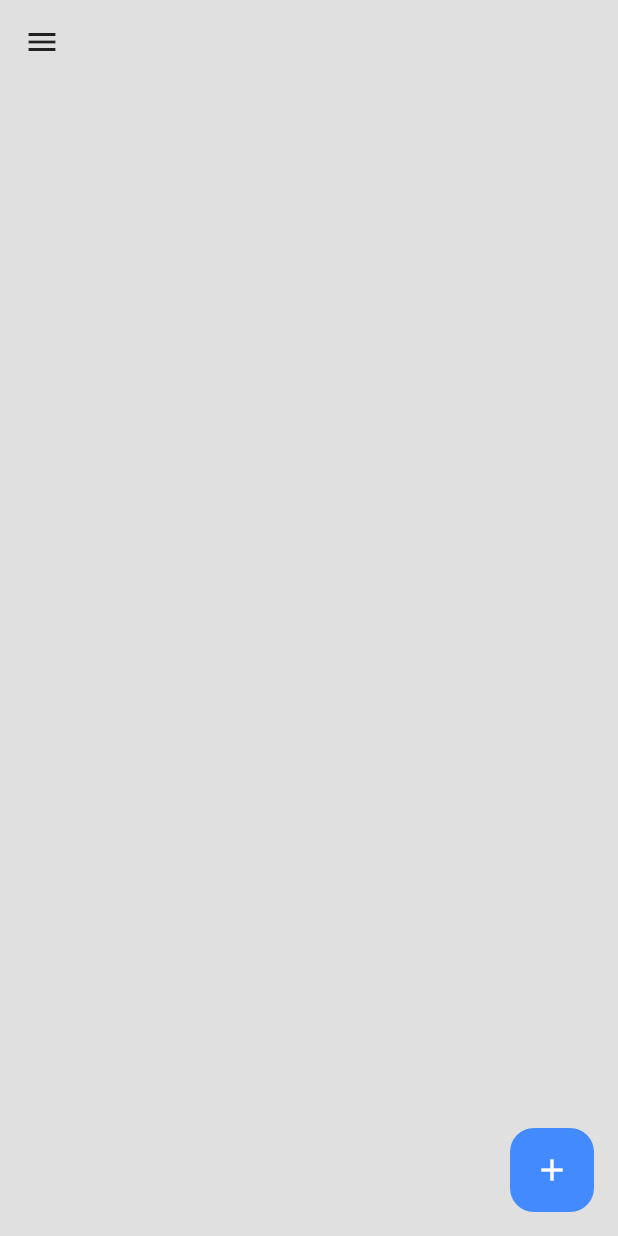
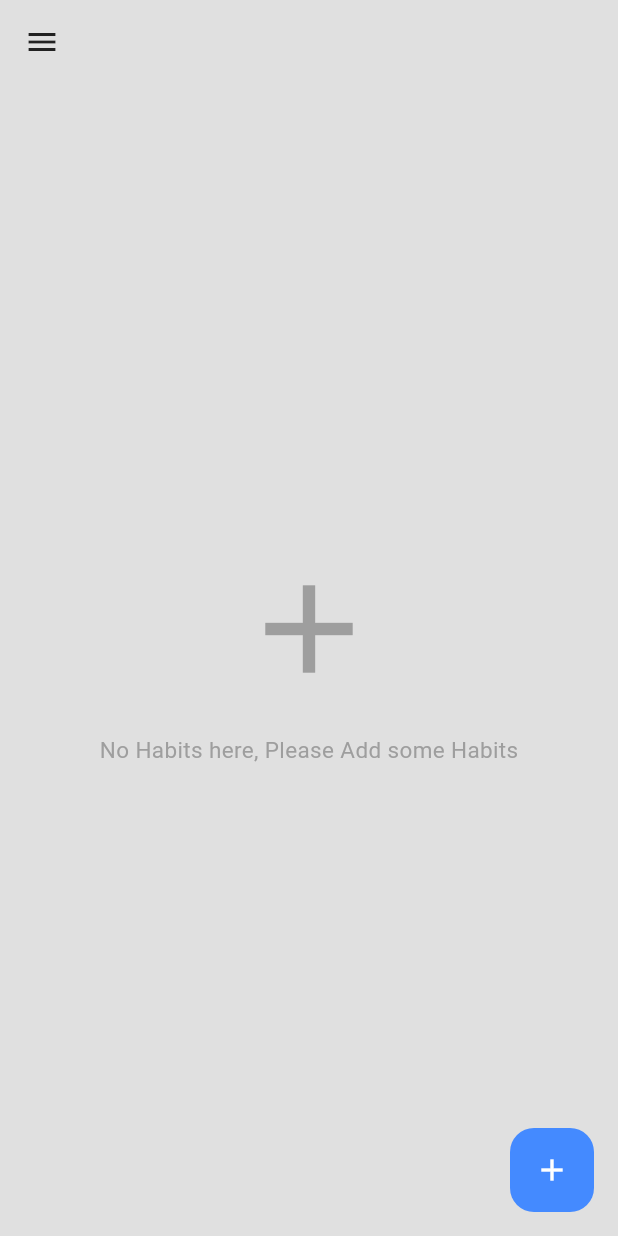
Before and after one commit to 0xAhmd/habit_tracker, a Flutter app: the screen it shows after launch, on a phone screen of 412 x 824 dp. Run offline on Flutter 3.47's test engine with Material 3 defaults, Android fonts, the phone set to English and light mode, and no system bars; our stand-ins replace flutter_heatmap_calendar, flutter_slidable, isar; accounts and stored records are empty; generated files the repository leaves out were written again.

Commit message:
add a message to provide some habits

```diff
--- a/lib/main.dart
+++ b/lib/main.dart
@@ -1,4 +1,3 @@
-import 'package:device_preview/device_preview.dart';
 import 'package:flutter/material.dart';
 import 'package:habits/db/habit_database.dart';
 import 'package:habits/pages/home_page.dart';
--- a/lib/pages/home_page.dart
+++ b/lib/pages/home_page.dart
@@ -1,4 +1,3 @@
-
 import 'package:flutter/material.dart';
 import 'package:habits/components/my_drawer.dart';
 import 'package:habits/components/my_habit_tile.dart';
@@ -12,7 +11,6 @@ class HomePage extends StatefulWidget {
   const HomePage({super.key});
 
   @override
-  // ignore: library_private_types_in_public_api
   _HomePageState createState() => _HomePageState();
 }
 
@@ -39,7 +37,6 @@ class _HomePageState extends State<HomePage> {
             ),
           ),
           actions: [
-            // add button
             MaterialButton(
               onPressed: () {
                 String newHabit = textController.text;
@@ -50,8 +47,6 @@ class _HomePageState extends State<HomePage> {
               },
               child: const Text("Save"),
             ),
-
-            // cancel button
             MaterialButton(
               onPressed: () {
                 Navigator.pop(context);
@@ -81,8 +76,6 @@ class _HomePageState extends State<HomePage> {
           controller: textController,
         ),
         actions: [
-          //save
-
           MaterialButton(
             onPressed: () {
               String newHabit = textController.text;
@@ -93,8 +86,6 @@ class _HomePageState extends State<HomePage> {
             },
             child: const Text("Save"),
           ),
-
-          // cancel button
           MaterialButton(
             onPressed: () {
               Navigator.pop(context);
@@ -102,8 +93,32 @@ class _HomePageState extends State<HomePage> {
             },
             child: const Text("Cancel"),
           ),
+        ],
+      ),
+    );
+  }
 
-          //cancle
+  void deleteHabitBox(Habit habit) {
+    showDialog(
+      context: context,
+      builder: (context) => AlertDialog(
+        title: const Text("you sure you want to Delete this Habit?"),
+        actions: [
+          MaterialButton(
+            onPressed: () {
+              Provider.of<HabitDataBase>(context, listen: false).deleteHabit(
+                habit.id,
+              );
+              Navigator.pop(context);
+            },
+            child: const Text("Delete"),
+          ),
+          MaterialButton(
+            onPressed: () {
+              Navigator.pop(context);
+            },
+            child: const Text("Cancel"),
+          ),
         ],
       ),
     );
@@ -127,43 +142,36 @@ class _HomePageState extends State<HomePage> {
           color: Colors.white,
         ),
       ),
-      body: ListView(
+      body: Consumer<HabitDataBase>(
+        builder: (context, habitDataBase, child) {
+          List<Habit> currentHabits = habitDataBase.currentHabits;
+          return currentHabits.isEmpty
+              ? const Center(
+                  child: Column(
+                    mainAxisAlignment: MainAxisAlignment.center,
+                    children: [
+                      Icon(
+                        Icons.add,
+                        size: 100,
+                        color: Colors.grey,
+                      ),
+                      SizedBox(height: 20),
+                      Center(
+                        child: Text(
+                          'No Habits here, Please Add some Habits',
+                          style: TextStyle(fontSize: 15, color: Colors.grey),
+                        ),
+                      ),
+                    ],
+                  ),
+                )
+              : ListView(
                   children: [
                     _buildHeatMap(),
                     _buildHabitList(),
                   ],
-      ),
                 );
-  }
-
-  void deleteHabitBox(Habit habit) {
-    showDialog(
-      context: context,
-      builder: (context) => AlertDialog(
-        title: const Text("you sure you want to Delete this Habit?"),
-        actions: [
-          //save
-
-          MaterialButton(
-            onPressed: () {
-              Provider.of<HabitDataBase>(context, listen: false).deleteHabit(
-                habit.id,
-              );
-              Navigator.pop(context);
         },
-            child: const Text("Delete"),
-          ),
-
-          // cancel button
-          MaterialButton(
-            onPressed: () {
-              Navigator.pop(context);
-            },
-            child: const Text("Cancel"),
-          ),
-
-          //cancle
-        ],
       ),
     );
   }
@@ -187,28 +195,23 @@ class _HomePageState extends State<HomePage> {
   }
 
   Widget _buildHabitList() {
-    // habit db
     final habitDataBase = Provider.of<HabitDataBase>(context);
-    // current habit
     List<Habit> currentHabits = habitDataBase.currentHabits;
-    // return list
+
     return ListView.builder(
       itemCount: currentHabits.length,
       shrinkWrap: true,
       physics: const NeverScrollableScrollPhysics(),
       itemBuilder: (context, index) {
-        // get each habit
         final habit = currentHabits[index];
-        //check if completed today
         bool isCompletedToday = isHabitCompletedToday(habit.completedDays);
         return MyHabitTile(
           isCompleted: isCompletedToday,
           text: habit.name,
           onChanged: (value) => checkHabitOnOff(value, habit),
-          editHabit: (conetxt) => editHabitBox(habit),
+          editHabit: (context) => editHabitBox(habit),
           deleteHabit: (context) => deleteHabitBox(habit),
         );
-        //return title
       },
     );
   }
```
Lines whose indentation alone changed are shown as unchanged.
